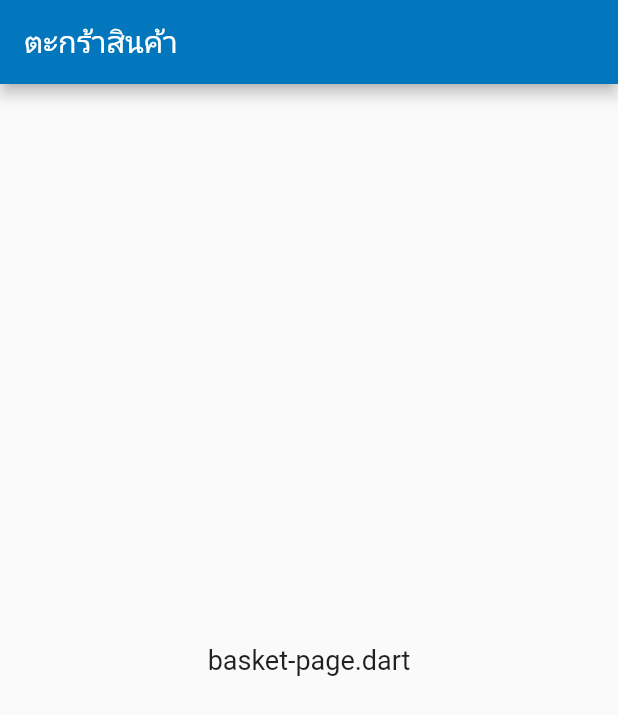
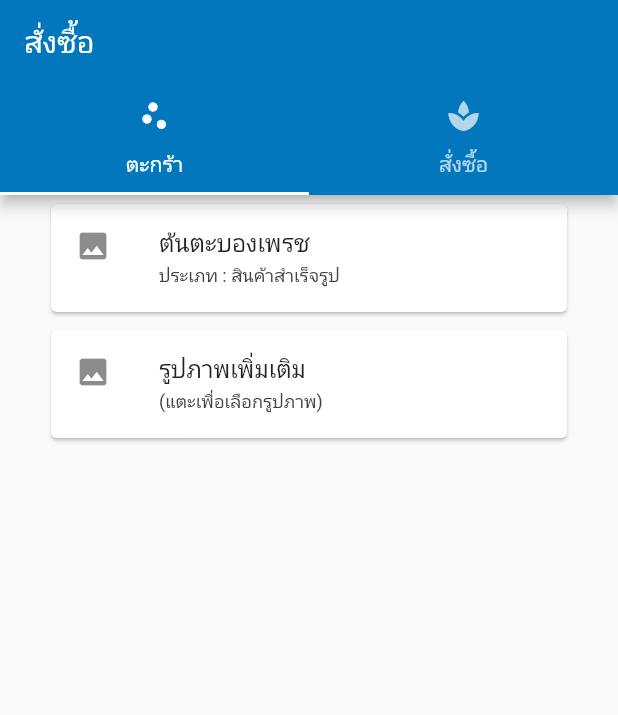
Before and after one commit to publicwasant/mini-plant-project, a Flutter app: the BasketPage screen opened directly, on a phone screen of 412 x 824 dp. Shown: the top 715 px of the screen. Run offline on Flutter 3.47's test engine with Material 2 defaults, Android fonts, the phone set to English and light mode, and no system bars; our stand-ins replace carousel_slider, flutter_spinkit, shared_preferences; accounts and stored records are empty.

Commit message:
order-basket
update

```diff
--- a/lib/views/pages/basket/basket-page.dart
+++ b/lib/views/pages/basket/basket-page.dart
@@ -1,15 +1,16 @@
 import 'package:flutter/material.dart';
 import 'package:flutter/cupertino.dart';
+import 'package:mp_v1_0/controllers/button/button-tile.dart';
 
 class BasketPage extends StatefulWidget {
   dynamic data;
 
-  BasketPage ({dynamic data}) {
+  BasketPage({dynamic data}) {
     this.data = data;
   }
 
   @override
-  State <StatefulWidget> createState() {
+  State<StatefulWidget> createState() {
     return _BasketPageState(data: this.data);
   }
 }
@@ -17,21 +18,127 @@ class BasketPage extends StatefulWidget {
 class _BasketPageState extends State<BasketPage> {
   dynamic data;
 
-  _BasketPageState ({dynamic data}) {
+  _BasketPageState({dynamic data}) {
     this.data = data;
   }
 
   @override
   Widget build(BuildContext context) {
+    return Scaffold(
+        body: DefaultTabController(
+      length: 2,
+      child: Scaffold(
+        appBar: AppBar(
+          // backgroundColor: AppBarBackgroundColor,
+          title: Text('สั่งซื้อ'),
+          bottom: TabBar(
+            tabs: [
+              Tab(text: 'ตะกร้า', icon: Icon(Icons.scatter_plot)),
+              Tab(text: 'สั่งซื้อ', icon: Icon(Icons.spa)),
+            ],
+          ),
+        ),
+        body: TabBarView(
+          children: [
+            basket(),
+            order(),
+          ],
+        ),
+      ),
+    ));
+  }
+}
 
+class basket extends StatefulWidget {
+  @override
+  _basketState createState() => _basketState();
+}
+
+class _basketState extends State<basket> {
+  @override
+  Widget build(BuildContext context) {
     return Scaffold(
-      appBar: new AppBar(
-        title: Text('ตะกร้าสินค้า'),
-        automaticallyImplyLeading: false,
-      ),
-      body: Center(
-        child: Text('basket-page.dart')
+      body: SingleChildScrollView(
+        child: Column(
+          children: [
+            Container(
+              padding: const EdgeInsets.fromLTRB(30, 2, 30, 2),
+              child: Card(
+                clipBehavior: Clip.antiAlias,
+                child: Column(children: [
+                  ButtonTile(
+                          icon: Icons.image,
+                          title: 'ต้นตะบองเพรช',
+                          subTitle: 'ประเภท : สินค้าสำเร็จรูป',
+                          onTap: () async {})
+                      .build()
+                ]),
+              ),
+            ),
+            Container(
+              padding: const EdgeInsets.fromLTRB(30, 2, 30, 2),
+              child: Card(
+                clipBehavior: Clip.antiAlias,
+                child: Column(children: [
+                  ButtonTile(
+                          icon: Icons.image,
+                          title: 'รูปภาพเพิ่มเติม',
+                          subTitle: '(แตะเพื่อเลือกรูปภาพ)',
+                          onTap: () async {})
+                      .build()
+                ]),
+              ),
+            )
+          ],
+        ),
       ),
     );
   }
 }
+
+class order extends StatefulWidget {
+  @override
+  _orderState createState() => _orderState();
+}
+
+class _orderState extends State<order> {
+  @override
+  Widget build(BuildContext context) {
+    return Scaffold(
+      body: SingleChildScrollView(
+        child: Column(
+          children: [
+            Container(
+              padding: const EdgeInsets.fromLTRB(30, 2, 30, 2),
+              child: Card(
+                clipBehavior: Clip.antiAlias,
+                child: Column(children: [
+                  ButtonTile(
+                          icon: Icons.image,
+                          title: '19/03/2562',
+                          subTitle: 'สถานะ : ยืนยันการสั่งซื้อ',
+                          onTap: () async {})
+                      .build()
+                ]),
+              ),
+            ),
+            Container(
+              padding: const EdgeInsets.fromLTRB(30, 2, 30, 2),
+              child: Card(
+                clipBehavior: Clip.antiAlias,
+                child: Column(children: [
+                  ButtonTile(
+                          icon: Icons.image,
+                          title: 'รูปภาพเพิ่มเติม',
+                          subTitle: '(แตะเพื่อเลือกรูปภาพ)',
+                          onTap: () async {})
+                      .build()
+                ]),
+              ),
+            )
+          ],
+        ),
+      ),
+    );
+  }
+}
```
